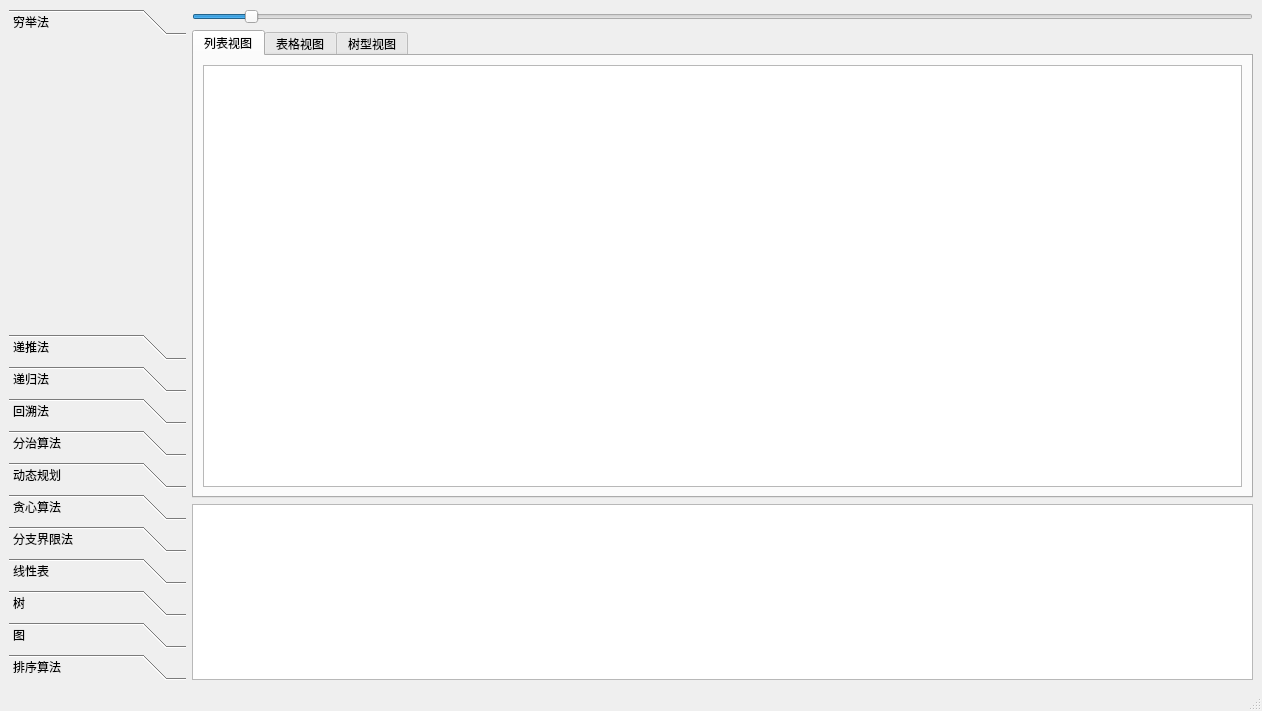
First picture: the form in Algorithm/mainwindow.ui, repository iguoya/LInux, before the edit.
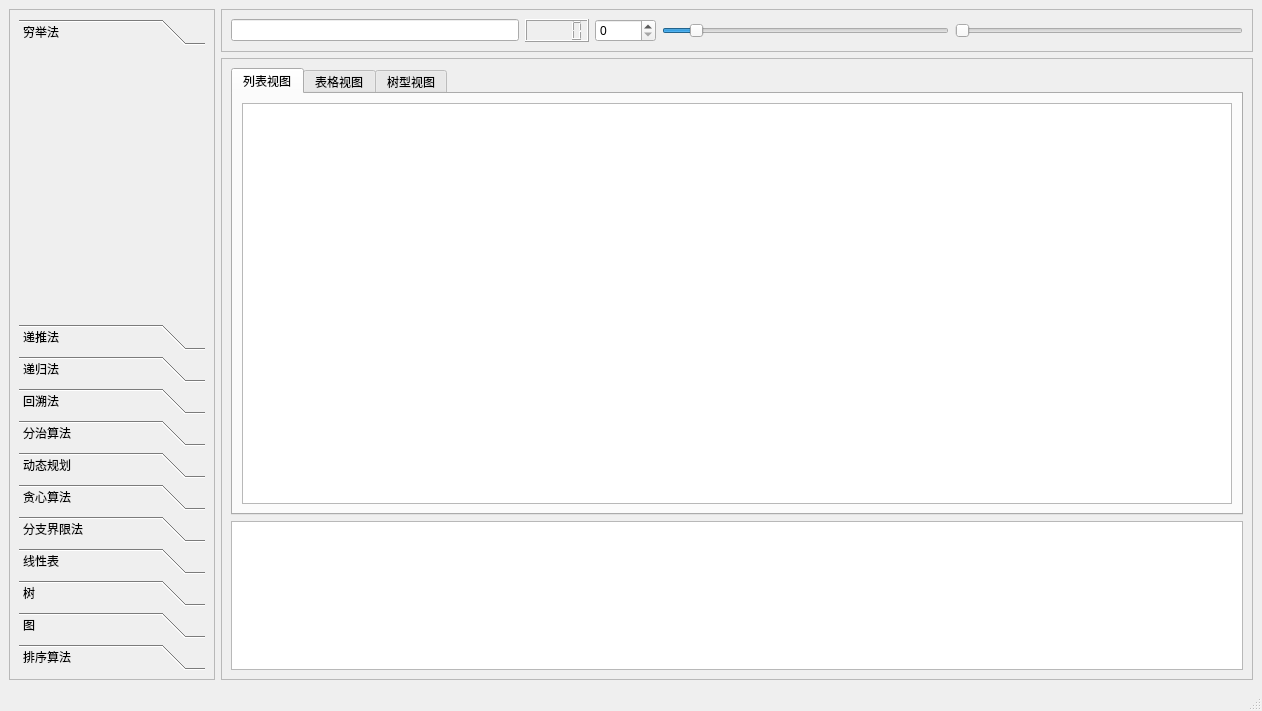
Second picture: the form after the edit. The open tabs and pages were chosen to show the change.

Commit message: 增加控件数据设置和显示绑定

What changed in the file:
```diff
--- a/Algorithm/mainwindow.ui
+++ b/Algorithm/mainwindow.ui
@@ -20,7 +20,16 @@
    <property name="styleSheet">
     <string notr="true"/>
    </property>
-   <layout class="QGridLayout" name="gridLayout" columnstretch="1,6">
+   <layout class="QGridLayout" name="gridLayout_8" columnstretch="1,5">
+    <item row="0" column="0" rowspan="2">
+     <widget class="QFrame" name="frame">
+      <property name="frameShape">
+       <enum>QFrame::StyledPanel</enum>
+      </property>
+      <property name="frameShadow">
+       <enum>QFrame::Raised</enum>
+      </property>
+      <layout class="QGridLayout" name="gridLayout">
     <item row="0" column="0">
      <widget class="QToolBox" name="toolBox">
       <property name="currentIndex">
@@ -31,8 +40,8 @@
         <rect>
          <x>0</x>
          <y>0</y>
-         <width>177</width>
-         <height>165</height>
+            <width>186</width>
+            <height>145</height>
         </rect>
        </property>
        <attribute name="label">
@@ -206,18 +215,43 @@
       </widget>
      </widget>
     </item>
+      </layout>
+     </widget>
+    </item>
     <item row="0" column="1">
-     <layout class="QVBoxLayout" name="verticalLayout" stretch="1,8,3">
+     <widget class="QFrame" name="frame_3">
+      <property name="frameShape">
+       <enum>QFrame::StyledPanel</enum>
+      </property>
+      <property name="frameShadow">
+       <enum>QFrame::Raised</enum>
+      </property>
+      <layout class="QGridLayout" name="gridLayout_7">
+       <item row="0" column="0">
+        <layout class="QHBoxLayout" name="horizontalLayout">
+         <item>
+          <widget class="QLineEdit" name="lineEdit"/>
+         </item>
+         <item>
+          <widget class="QLCDNumber" name="lcdNumber"/>
+         </item>
+         <item>
+          <widget class="QSpinBox" name="spinBox">
+           <property name="maximum">
+            <number>10000</number>
+           </property>
+          </widget>
+         </item>
       <item>
        <widget class="QSlider" name="horizontalSlider">
         <property name="maximum">
          <number>100</number>
         </property>
         <property name="value">
-         <number>5</number>
+            <number>10</number>
         </property>
         <property name="sliderPosition">
-         <number>5</number>
+            <number>10</number>
         </property>
         <property name="orientation">
          <enum>Qt::Horizontal</enum>
@@ -225,6 +259,33 @@
        </widget>
       </item>
       <item>
+          <widget class="QSlider" name="horizontalSlider_2">
+           <property name="maximum">
+            <number>10000</number>
+           </property>
+           <property name="pageStep">
+            <number>100</number>
+           </property>
+           <property name="orientation">
+            <enum>Qt::Horizontal</enum>
+           </property>
+          </widget>
+         </item>
+        </layout>
+       </item>
+      </layout>
+     </widget>
+    </item>
+    <item row="1" column="1">
+     <widget class="QFrame" name="frame_2">
+      <property name="frameShape">
+       <enum>QFrame::StyledPanel</enum>
+      </property>
+      <property name="frameShadow">
+       <enum>QFrame::Raised</enum>
+      </property>
+      <layout class="QGridLayout" name="gridLayout_6" rowstretch="3,1">
+       <item row="0" column="0">
        <widget class="QTabWidget" name="tabWidget_2">
         <property name="currentIndex">
          <number>0</number>
@@ -265,10 +326,11 @@
         </widget>
        </widget>
       </item>
-      <item>
+       <item row="1" column="0">
        <widget class="QTextBrowser" name="textBrowser"/>
       </item>
      </layout>
+     </widget>
     </item>
    </layout>
   </widget>
```
Left out of the diff: 161 changed lines with no effect on the pictures. Lines whose indentation alone changed are shown as unchanged. The commit also changes 1 other file.
